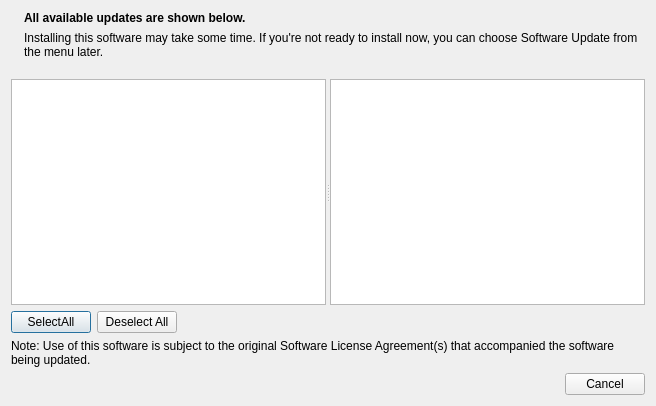
First picture: the form in installerbuilder/libinstaller/componentselectiondialog.ui, repository qtproject/installer-framework, before the edit.
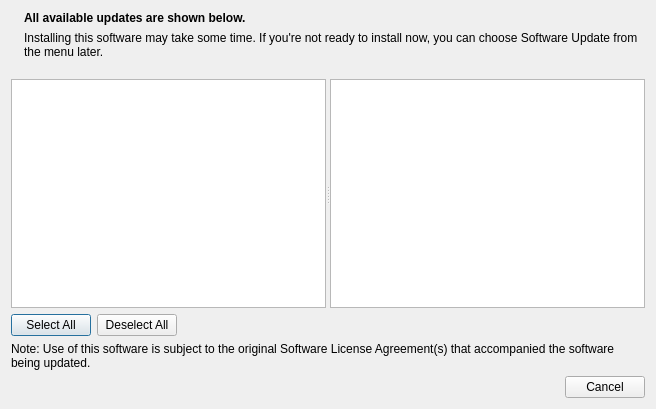
Second picture: the form after the edit. Icons and pictures are not drawn.

```diff
--- a/installerbuilder/libinstaller/componentselectiondialog.ui
+++ b/installerbuilder/libinstaller/componentselectiondialog.ui
@@ -7,7 +7,7 @@
     <x>0</x>
     <y>0</y>
     <width>656</width>
-    <height>406</height>
+    <height>409</height>
    </rect>
   </property>
   <property name="windowTitle">
@@ -106,7 +106,7 @@
         </sizepolicy>
        </property>
        <property name="text">
-        <string>SelectAll</string>
+        <string>Select All</string>
        </property>
       </widget>
      </item>
```
